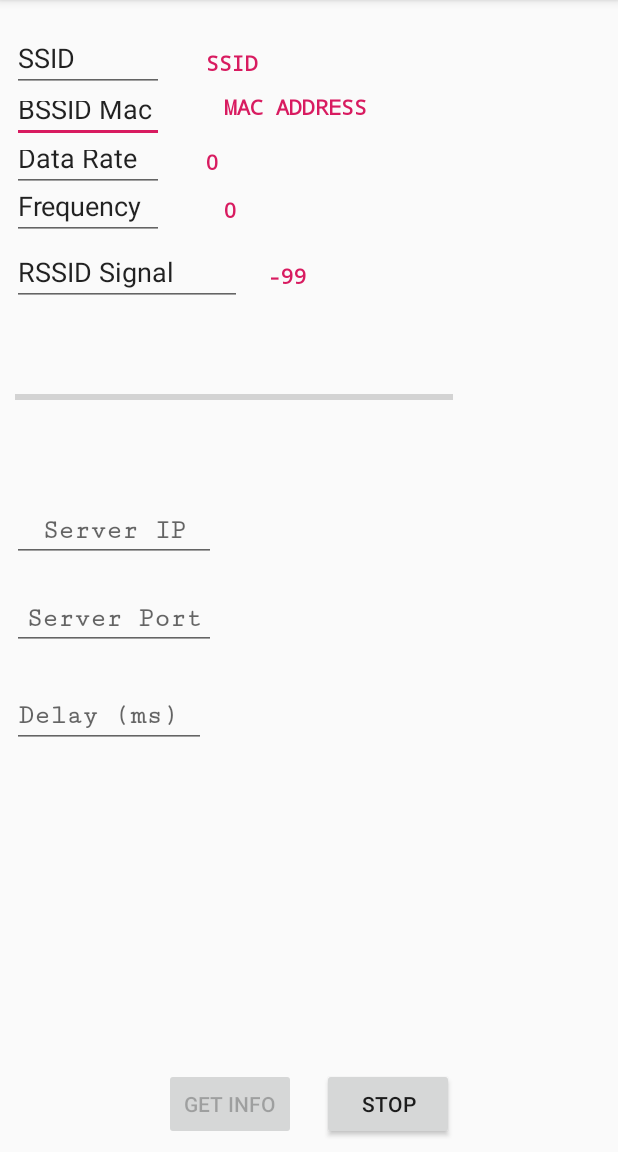
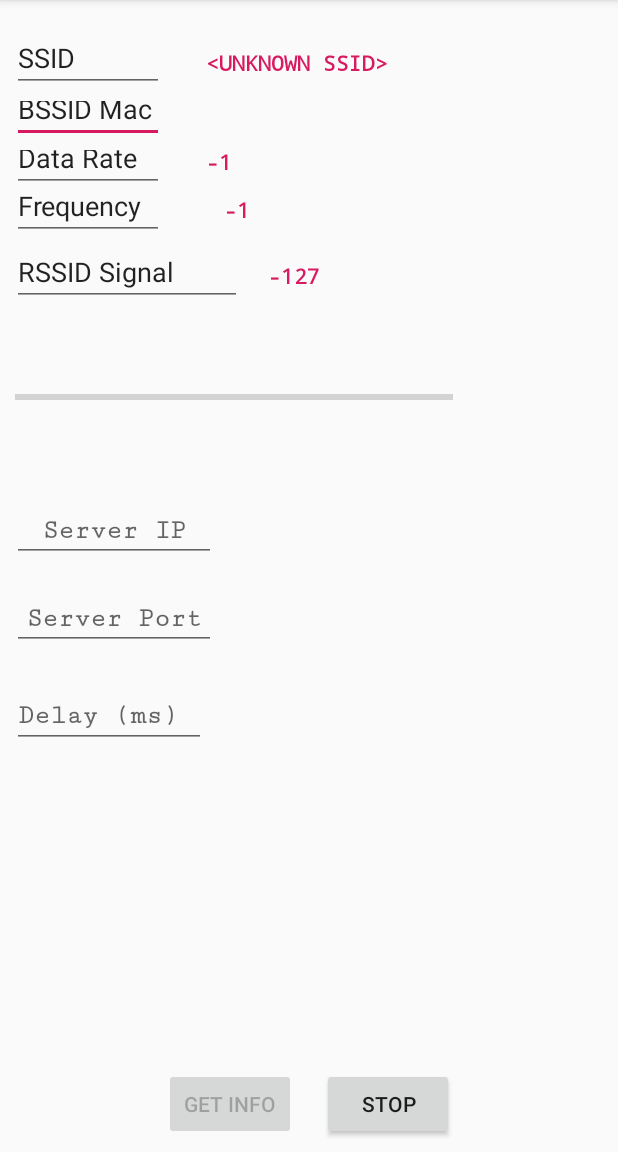
Before and after one commit to JustIdeas/GetWifiInfo, an Android app: the screen it shows after launch (MainActivity), after a tap on "GET INFO", on a phone screen of 412 x 824 dp, the part 84-1236 px from its top. Run offline under Robolectric (Android 15) with nearby library versions, the phone set to English and light mode, and no system bars.

Commit message:
Segmented Thread, one for send info to server, and other to the status of the application. That was necessary due of the velocity that the app interfaces was updating (using delay time of server, that could be 1ms). Now, the info on the APP update after 1 second, and the info send it to the server, respets the delay time configured at the app interface

```diff
--- a/app/src/main/java/com/example/getwifiinfo/MainActivity.java
+++ b/app/src/main/java/com/example/getwifiinfo/MainActivity.java
@@ -33,7 +33,10 @@ public class MainActivity extends AppCompatActivity  {
                 try {
 
                     getinfo.setEnabled(false);
-                    Threading(ThreadStatus);
+                    ThreadStatus = true;
+                    Threading_SendInfo(ThreadStatus);
+                    Threading_InterfaceInfo(ThreadStatus);
+
 
                 } catch (Exception e) {
 
@@ -58,9 +61,50 @@ public class MainActivity extends AppCompatActivity  {
         });
 
     }
-    public void Threading(boolean statusThread) throws InterruptedException{
+    public void Threading_SendInfo(boolean statusThread) throws InterruptedException{
         final MainActivity main = this;
-        Thread t = new Thread(new Runnable(){
+        Thread info = new Thread(new Runnable(){
+            @Override
+            public void run() {
+                WifiStatus wifistatus = new WifiStatus();
+
+                String mac_field = wifistatus.GetWifi_BSSID(main);
+                EditText delay = findViewById(R.id.delay);
+                EditText serverIp = findViewById(R.id.serverIP);
+                EditText serverPort = findViewById(R.id.serverPort);
+                Integer link_speed = wifistatus.GetWifi_Link(main);
+                Integer freq = wifistatus.GetWifi_Freq(main);
+                Integer rssi = wifistatus.GetWifi_RSSI(main);
+                String ssid = wifistatus.GetWifi_SSID(main);
+
+                UdpSocketSend socketSend = new UdpSocketSend(serverIp, serverPort, mac_field, ssid, freq, rssi);
+
+//                ThreadStatus = true;
+                Integer Sequence = 0;
+                while(ThreadStatus){
+
+                    try {
+                        Sequence++;
+                        Thread.sleep(Integer.parseInt(delay.getText().toString()));
+                        socketSend.write(main, Sequence,wifistatus.GetWifi_BSSID(main), wifistatus.GetWifi_SSID(main), wifistatus.GetWifi_Freq(main), wifistatus.GetWifi_RSSI(main)  );
+
+
+                    }catch (Exception e) {
+                        continue;
+//                        e.printStackTrace();
+
+                    }
+
+                }
+            }
+        });
+        info.start();
+
+
+    }
+    public void Threading_InterfaceInfo(boolean statusThread) throws InterruptedException{
+        final MainActivity main = this;
+        Thread screen = new Thread(new Runnable(){
             @Override
             public void run() {
 
@@ -77,22 +121,19 @@ public class MainActivity extends AppCompatActivity  {
 
                 progress.setMax(100);
 
-                WifiStatus wifistatus = new WifiStatus(mac_field, link_speed, freq, rssi, ssid);
-                UdpSocketSend socketSend = new UdpSocketSend(serverIp, serverPort, mac_field, ssid, freq, rssi);
+                WifiStatus wifistatus = new WifiStatus();
 
-                ThreadStatus = true;
+
                 Integer Sequence = 0;
                 while(ThreadStatus){
 
                     try {
-                        Sequence++;
-                        Thread.sleep(Integer.parseInt(delay.getText().toString()));
-                        socketSend.write(main, Sequence);
-                        wifistatus.GetWifi_BSSID(main);
-                        wifistatus.GetWifi_Link(main);
-                        wifistatus.GetWifi_Freq(main);
-                        wifistatus.GetWifi_RSSI(main,progress);
-                        wifistatus.GetWifi_SSID(main);
+                        Thread.sleep(1000);
+                        mac_field.setText(wifistatus.GetWifi_BSSID(main));
+                        link_speed.setText(Integer.toString(wifistatus.GetWifi_Link(main)));
+                        freq.setText(Integer.toString(wifistatus.GetWifi_Freq(main)));
+                        rssi.setText(Integer.toString(wifistatus.GetWifi_RSSI(main)));
+                        ssid.setText(wifistatus.GetWifi_SSID(main));
 
                     }catch (Exception e) {
                         continue;
@@ -103,7 +144,7 @@ public class MainActivity extends AppCompatActivity  {
                 }
             }
         });
-        t.start();
+        screen.start();
 
 
     }
--- a/app/src/main/java/com/example/getwifiinfo/UdpSocketSend.java
+++ b/app/src/main/java/com/example/getwifiinfo/UdpSocketSend.java
@@ -16,13 +16,13 @@ public class UdpSocketSend {
 
     EditText serveripaddress;
     EditText portnumber;
-    TextView BSSID;
-    TextView SSID;
-    TextView FREQ;
-    TextView SIG;
+    String BSSID;
+    String SSID;
+    Integer FREQ;
+    Integer SIG;
 
 
-    public UdpSocketSend(EditText serveripaddress, EditText portnumber, TextView BSSID, TextView SSID, TextView FREQ, TextView SIG) {
+    public UdpSocketSend(EditText serveripaddress, EditText portnumber, String BSSID, String SSID, Integer FREQ, Integer SIG) {
         this.serveripaddress = serveripaddress;
         this.portnumber = portnumber;
         this.BSSID = BSSID;
@@ -32,21 +32,22 @@ public class UdpSocketSend {
     }
 
 
-    public void write(Context context, Integer SEQ) throws Exception{
-        TextView new_bssid = BSSID.findViewById(R.id.Text_MAC);
-        TextView new_ssid = SSID.findViewById(R.id.ssidfield);
-        TextView new_freq = FREQ.findViewById(R.id.freq);
-        TextView new_sig = SIG.findViewById(R.id.rssi);
+    public void write(Context context, Integer SEQ, String BSSID, String SSID, Integer FREQ, Integer SIG) throws Exception{
+        WifiStatus wifiget = new WifiStatus();
+//        TextView new_bssid = BSSID.findViewById(R.id.Text_MAC);
+//        TextView new_ssid = SSID.findViewById(R.id.ssidfield);
+//        TextView new_freq = FREQ.findViewById(R.id.freq);
+//        TextView new_sig = SIG.findViewById(R.id.rssi);
         EditText new_serverip = serveripaddress.findViewById(R.id.serverIP);
 
         byte[] buf;
         JSONObject msg1 = new JSONObject();
-        msg1.put("BSSID", new_bssid.getText().toString());
-        msg1.put("SSID", new_ssid.getText().toString());
-        msg1.put("frequency", new_freq.getText().toString());
+        msg1.put("BSSID", BSSID);
+        msg1.put("SSID", SSID);
+        msg1.put("frequency", FREQ);
         msg1.put("sequence", SEQ);
-        msg1.put("Signal", Integer.parseInt(new_sig.getText().toString()));
-
+        msg1.put("Signal", SIG);
+        System.out.println(BSSID + SSID + FREQ + SEQ + SIG);
         socket = new DatagramSocket();
         //address = InetAddress.getByName("177.96.132.3");
         address = InetAddress.getByName(serveripaddress.getText().toString());
--- a/app/src/main/java/com/example/getwifiinfo/WifiStatus.java
+++ b/app/src/main/java/com/example/getwifiinfo/WifiStatus.java
@@ -15,67 +15,54 @@ public class WifiStatus {
     TextView RSSI;
     TextView ssid;
 
-    public WifiStatus(TextView mac, TextView linkspeed, TextView frequency, TextView RSSI, TextView ssid) {
+    public WifiStatus() {
 
-        this.mac = mac;
-        this.linkspeed = linkspeed;
-        this.frequency = frequency;
-        this.RSSI = RSSI;
-        this.ssid = ssid;
 
     }
 
 
 
-    public void GetWifi_BSSID(Context context) {
+    public static String GetWifi_BSSID(Context context) {
 
         WifiManager manager = (WifiManager) context.getSystemService(Context.WIFI_SERVICE);
         WifiInfo info = manager.getConnectionInfo();
         String address = info.getBSSID();
-        TextView new_mac = mac.findViewById(R.id.Text_MAC);
-        new_mac.setText(address);
+        return address;
 
         }
 
-    public void GetWifi_Link(Context context) {
+    public static int  GetWifi_Link(Context context) {
 
         WifiManager manager = (WifiManager) context.getSystemService(Context.WIFI_SERVICE);
         WifiInfo info = manager.getConnectionInfo();
-        String  speed = Integer.toString(info.getLinkSpeed());
-        TextView textspeed = linkspeed.findViewById(R.id.linkSpeed);
-        textspeed.setText(speed);
+        int speed = info.getLinkSpeed();
+        return speed;
 
     }
 
-    public void GetWifi_Freq(Context context) {
+    public static int  GetWifi_Freq(Context context) {
 
         WifiManager manager = (WifiManager) context.getSystemService(Context.WIFI_SERVICE);
         WifiInfo info = manager.getConnectionInfo();
-        String freq = Integer.toString(info.getFrequency());
-        TextView textfreq = frequency.findViewById(R.id.freq);
-        textfreq.setText(freq);
+        int freq = info.getFrequency();
+        return freq;
 
     }
 
-    public void GetWifi_RSSI(Context context, ProgressBar signal) {
+    public static int  GetWifi_RSSI(Context context) {
 
         WifiManager manager = (WifiManager) context.getSystemService(Context.WIFI_SERVICE);
         WifiInfo info = manager.getConnectionInfo();
-        String rssi = Integer.toString(info.getRssi());
         Integer progressrssi = info.getRssi();
-        TextView textrssi = RSSI.findViewById(R.id.rssi);
-        ProgressBar signalevel = signal.findViewById(R.id.progressBar);
-        signalevel.setProgress(Math.abs(progressrssi));
-        textrssi.setText(rssi);
+        return  progressrssi;
 
     }
-    public void GetWifi_SSID(Context context) {
+    public static String  GetWifi_SSID(Context context) {
 
         WifiManager manager = (WifiManager) context.getSystemService(Context.WIFI_SERVICE);
         WifiInfo info = manager.getConnectionInfo();
         String ssidget = info.getSSID();
-        TextView textssid = ssid.findViewById(R.id.ssidfield);
-        textssid.setText(ssidget);
+        return ssidget;
 
     }
     }
```
Also changed, not shown: 269 other files.
